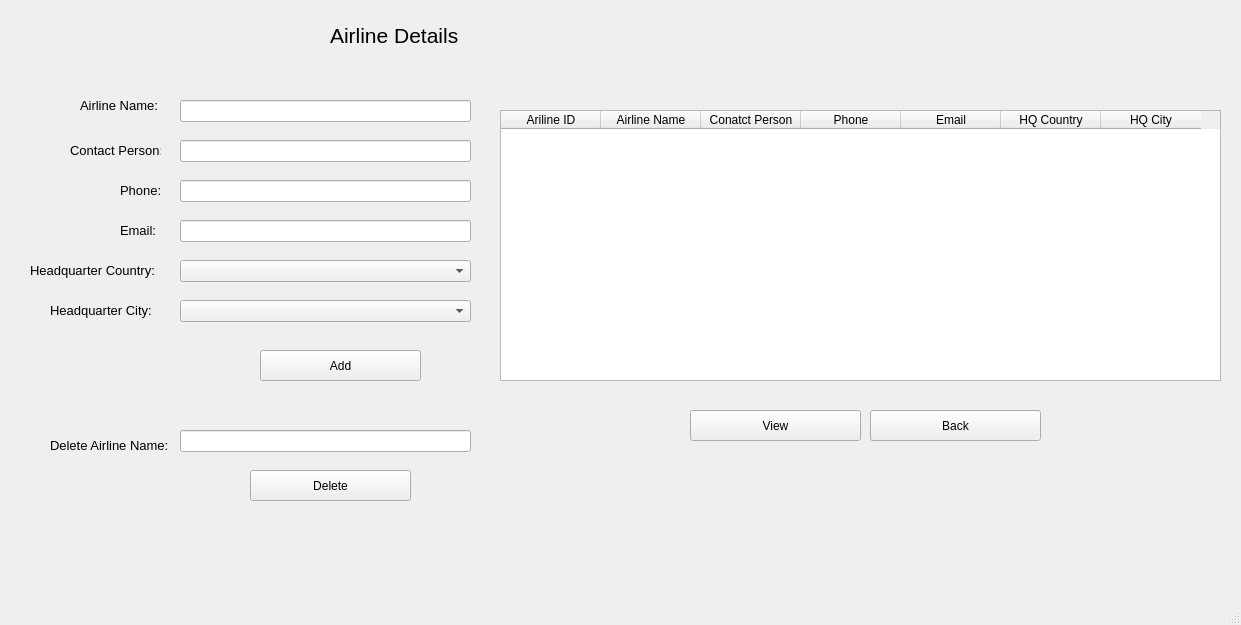
This is airline.ui in Muneeba-Badar/DB-Final-Project as Qt 5 draws it before an edit. The edited form follows.
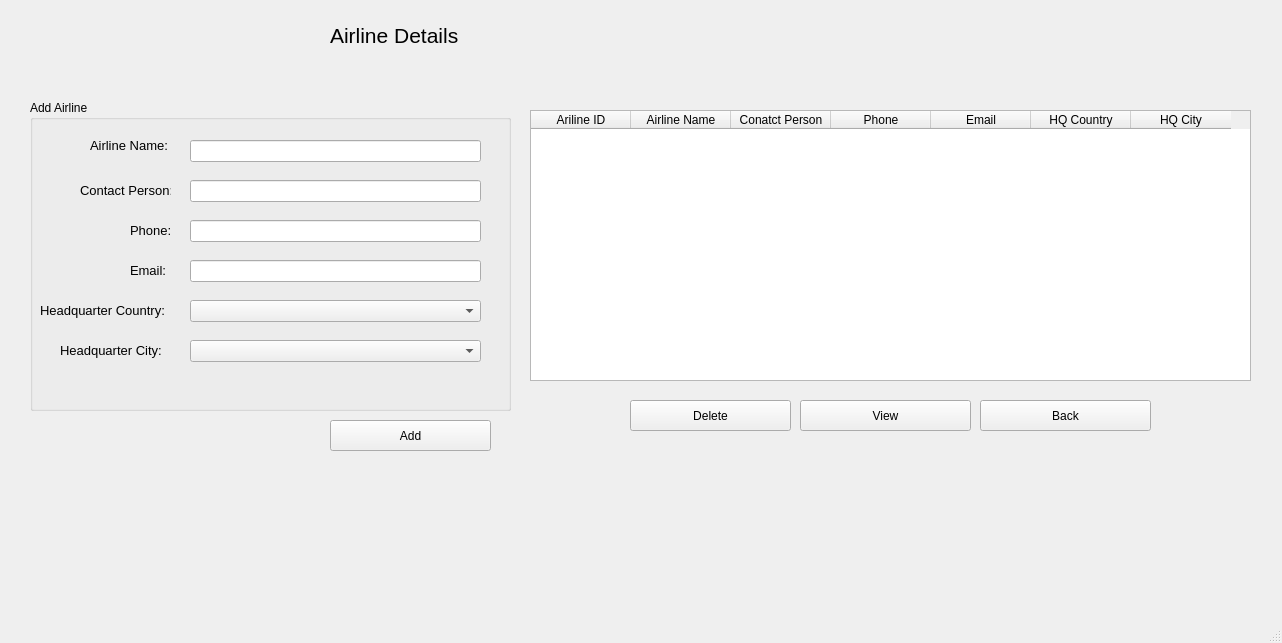
This is the edited form.

Patch:
```diff
--- a/airline.ui
+++ b/airline.ui
@@ -6,187 +6,19 @@
    <rect>
     <x>0</x>
     <y>0</y>
-    <width>1241</width>
-    <height>625</height>
+    <width>1282</width>
+    <height>643</height>
    </rect>
   </property>
   <property name="windowTitle">
    <string>Airline</string>
   </property>
   <widget class="QWidget" name="centralwidget">
-   <widget class="QLabel" name="label_2">
-    <property name="geometry">
-     <rect>
-      <x>80</x>
-      <y>90</y>
-      <width>81</width>
-      <height>31</height>
-     </rect>
-    </property>
-    <property name="font">
-     <font>
-      <pointsize>10</pointsize>
-     </font>
-    </property>
-    <property name="text">
-     <string>Airline Name:</string>
-    </property>
-   </widget>
-   <widget class="QLabel" name="label_3">
-    <property name="geometry">
-     <rect>
-      <x>70</x>
-      <y>130</y>
-      <width>91</width>
-      <height>41</height>
-     </rect>
-    </property>
-    <property name="font">
-     <font>
-      <pointsize>10</pointsize>
-     </font>
-    </property>
-    <property name="text">
-     <string>Contact Person:</string>
-    </property>
-   </widget>
-   <widget class="QLabel" name="label_4">
-    <property name="geometry">
-     <rect>
-      <x>120</x>
-      <y>170</y>
-      <width>41</width>
-      <height>41</height>
-     </rect>
-    </property>
-    <property name="font">
-     <font>
-      <pointsize>10</pointsize>
-     </font>
-    </property>
-    <property name="text">
-     <string>Phone:</string>
-    </property>
-   </widget>
-   <widget class="QLabel" name="label_5">
-    <property name="geometry">
-     <rect>
-      <x>30</x>
-      <y>250</y>
-      <width>131</width>
-      <height>41</height>
-     </rect>
-    </property>
-    <property name="font">
-     <font>
-      <pointsize>10</pointsize>
-     </font>
-    </property>
-    <property name="text">
-     <string>Headquarter Country:</string>
-    </property>
-   </widget>
-   <widget class="QLabel" name="label_6">
-    <property name="geometry">
-     <rect>
-      <x>120</x>
-      <y>210</y>
-      <width>41</width>
-      <height>41</height>
-     </rect>
-    </property>
-    <property name="font">
-     <font>
-      <pointsize>10</pointsize>
-     </font>
-    </property>
-    <property name="text">
-     <string>Email:</string>
-    </property>
-   </widget>
-   <widget class="QLabel" name="label_7">
-    <property name="geometry">
-     <rect>
-      <x>50</x>
-      <y>290</y>
-      <width>101</width>
-      <height>41</height>
-     </rect>
-    </property>
-    <property name="font">
-     <font>
-      <pointsize>10</pointsize>
-     </font>
-    </property>
-    <property name="text">
-     <string>Headquarter City:</string>
-    </property>
-   </widget>
-   <widget class="QComboBox" name="HQCountry">
-    <property name="geometry">
-     <rect>
-      <x>180</x>
-      <y>260</y>
-      <width>291</width>
-      <height>22</height>
-     </rect>
-    </property>
-    <property name="font">
-     <font>
-      <pointsize>10</pointsize>
-     </font>
-    </property>
-   </widget>
-   <widget class="QComboBox" name="HQCity">
-    <property name="geometry">
-     <rect>
-      <x>180</x>
-      <y>300</y>
-      <width>291</width>
-      <height>22</height>
-     </rect>
-    </property>
-    <property name="font">
-     <font>
-      <pointsize>10</pointsize>
-     </font>
-    </property>
-   </widget>
-   <widget class="QLineEdit" name="ContactPerson">
-    <property name="geometry">
-     <rect>
-      <x>180</x>
-      <y>140</y>
-      <width>291</width>
-      <height>22</height>
-     </rect>
-    </property>
-   </widget>
-   <widget class="QLineEdit" name="Phone">
-    <property name="geometry">
-     <rect>
-      <x>180</x>
-      <y>180</y>
-      <width>291</width>
-      <height>22</height>
-     </rect>
-    </property>
-   </widget>
-   <widget class="QLineEdit" name="Email">
-    <property name="geometry">
-     <rect>
-      <x>180</x>
-      <y>220</y>
-      <width>291</width>
-      <height>22</height>
-     </rect>
-    </property>
-   </widget>
    <widget class="QPushButton" name="addAirline">
     <property name="geometry">
      <rect>
-      <x>260</x>
-      <y>350</y>
+      <x>330</x>
+      <y>420</y>
       <width>161</width>
       <height>31</height>
      </rect>
@@ -203,8 +35,8 @@
    <widget class="QPushButton" name="deleteAirline">
     <property name="geometry">
      <rect>
-      <x>250</x>
-      <y>470</y>
+      <x>630</x>
+      <y>400</y>
       <width>161</width>
       <height>31</height>
      </rect>
@@ -221,8 +53,8 @@
    <widget class="QPushButton" name="addAircraft_2">
     <property name="geometry">
      <rect>
-      <x>870</x>
-      <y>410</y>
+      <x>980</x>
+      <y>400</y>
       <width>171</width>
       <height>31</height>
      </rect>
@@ -239,7 +71,7 @@
    <widget class="QTableWidget" name="AirlineTable">
     <property name="geometry">
      <rect>
-      <x>500</x>
+      <x>530</x>
       <y>110</y>
       <width>721</width>
       <height>271</height>
@@ -299,52 +131,11 @@
      <string>Airline Details</string>
     </property>
    </widget>
-   <widget class="QLineEdit" name="AirlineName">
-    <property name="geometry">
-     <rect>
-      <x>180</x>
-      <y>100</y>
-      <width>291</width>
-      <height>22</height>
-     </rect>
-    </property>
-   </widget>
-   <widget class="QLineEdit" name="delAirline">
-    <property name="geometry">
-     <rect>
-      <x>180</x>
-      <y>430</y>
-      <width>291</width>
-      <height>22</height>
-     </rect>
-    </property>
-    <property name="text">
-     <string/>
-    </property>
-   </widget>
-   <widget class="QLabel" name="label_9">
-    <property name="geometry">
-     <rect>
-      <x>50</x>
-      <y>430</y>
-      <width>121</width>
-      <height>31</height>
-     </rect>
-    </property>
-    <property name="font">
-     <font>
-      <pointsize>10</pointsize>
-     </font>
-    </property>
-    <property name="text">
-     <string>Delete Airline Name:</string>
-    </property>
-   </widget>
    <widget class="QPushButton" name="viewAircraftBtn">
     <property name="geometry">
      <rect>
-      <x>690</x>
-      <y>410</y>
+      <x>800</x>
+      <y>400</y>
       <width>171</width>
       <height>31</height>
      </rect>
@@ -358,26 +149,197 @@
      <string>View</string>
     </property>
    </widget>
-   <zorder>label_3</zorder>
-   <zorder>label_2</zorder>
-   <zorder>label_4</zorder>
-   <zorder>label_5</zorder>
-   <zorder>label_6</zorder>
-   <zorder>label_7</zorder>
-   <zorder>HQCountry</zorder>
-   <zorder>HQCity</zorder>
-   <zorder>ContactPerson</zorder>
-   <zorder>Phone</zorder>
-   <zorder>Email</zorder>
-   <zorder>addAirline</zorder>
-   <zorder>deleteAirline</zorder>
-   <zorder>addAircraft_2</zorder>
-   <zorder>AirlineTable</zorder>
-   <zorder>label_8</zorder>
-   <zorder>AirlineName</zorder>
-   <zorder>delAirline</zorder>
-   <zorder>label_9</zorder>
-   <zorder>viewAircraftBtn</zorder>
+   <widget class="QGroupBox" name="groupBox">
+    <property name="geometry">
+     <rect>
+      <x>30</x>
+      <y>100</y>
+      <width>481</width>
+      <height>311</height>
+     </rect>
+    </property>
+    <property name="title">
+     <string>Add Airline</string>
+    </property>
+    <widget class="QLabel" name="label_2">
+     <property name="geometry">
+      <rect>
+       <x>60</x>
+       <y>30</y>
+       <width>81</width>
+       <height>31</height>
+      </rect>
+     </property>
+     <property name="font">
+      <font>
+       <pointsize>10</pointsize>
+      </font>
+     </property>
+     <property name="text">
+      <string>Airline Name:</string>
+     </property>
+    </widget>
+    <widget class="QLabel" name="label_3">
+     <property name="geometry">
+      <rect>
+       <x>50</x>
+       <y>70</y>
+       <width>91</width>
+       <height>41</height>
+      </rect>
+     </property>
+     <property name="font">
+      <font>
+       <pointsize>10</pointsize>
+      </font>
+     </property>
+     <property name="text">
+      <string>Contact Person:</string>
+     </property>
+    </widget>
+    <widget class="QLabel" name="label_6">
+     <property name="geometry">
+      <rect>
+       <x>100</x>
+       <y>150</y>
+       <width>41</width>
+       <height>41</height>
+      </rect>
+     </property>
+     <property name="font">
+      <font>
+       <pointsize>10</pointsize>
+      </font>
+     </property>
+     <property name="text">
+      <string>Email:</string>
+     </property>
+    </widget>
+    <widget class="QLabel" name="label_5">
+     <property name="geometry">
+      <rect>
+       <x>10</x>
+       <y>190</y>
+       <width>131</width>
+       <height>41</height>
+      </rect>
+     </property>
+     <property name="font">
+      <font>
+       <pointsize>10</pointsize>
+      </font>
+     </property>
+     <property name="text">
+      <string>Headquarter Country:</string>
+     </property>
+    </widget>
+    <widget class="QLineEdit" name="Email">
+     <property name="geometry">
+      <rect>
+       <x>160</x>
+       <y>160</y>
+       <width>291</width>
+       <height>22</height>
+      </rect>
+     </property>
+    </widget>
+    <widget class="QLineEdit" name="Phone">
+     <property name="geometry">
+      <rect>
+       <x>160</x>
+       <y>120</y>
+       <width>291</width>
+       <height>22</height>
+      </rect>
+     </property>
+    </widget>
+    <widget class="QLabel" name="label_7">
+     <property name="geometry">
+      <rect>
+       <x>30</x>
+       <y>230</y>
+       <width>101</width>
+       <height>41</height>
+      </rect>
+     </property>
+     <property name="font">
+      <font>
+       <pointsize>10</pointsize>
+      </font>
+     </property>
+     <property name="text">
+      <string>Headquarter City:</string>
+     </property>
+    </widget>
+    <widget class="QLineEdit" name="AirlineName">
+     <property name="geometry">
+      <rect>
+       <x>160</x>
+       <y>40</y>
+       <width>291</width>
+       <height>22</height>
+      </rect>
+     </property>
+    </widget>
+    <widget class="QComboBox" name="HQCountry">
+     <property name="geometry">
+      <rect>
+       <x>160</x>
+       <y>200</y>
+       <width>291</width>
+       <height>22</height>
+      </rect>
+     </property>
+     <property name="font">
+      <font>
+       <pointsize>10</pointsize>
+      </font>
+     </property>
+    </widget>
+    <widget class="QLineEdit" name="ContactPerson">
+     <property name="geometry">
+      <rect>
+       <x>160</x>
+       <y>80</y>
+       <width>291</width>
+       <height>22</height>
+      </rect>
+     </property>
+    </widget>
+    <widget class="QComboBox" name="HQCity">
+     <property name="geometry">
+      <rect>
+       <x>160</x>
+       <y>240</y>
+       <width>291</width>
+       <height>22</height>
+      </rect>
+     </property>
+     <property name="font">
+      <font>
+       <pointsize>10</pointsize>
+      </font>
+     </property>
+    </widget>
+    <widget class="QLabel" name="label_4">
+     <property name="geometry">
+      <rect>
+       <x>100</x>
+       <y>110</y>
+       <width>41</width>
+       <height>41</height>
+      </rect>
+     </property>
+     <property name="font">
+      <font>
+       <pointsize>10</pointsize>
+      </font>
+     </property>
+     <property name="text">
+      <string>Phone:</string>
+     </property>
+    </widget>
+   </widget>
   </widget>
   <widget class="QMenuBar" name="menubar">
    <property name="geometry">
```
Left out of the diff: 2 changed lines with no effect on the pictures.
